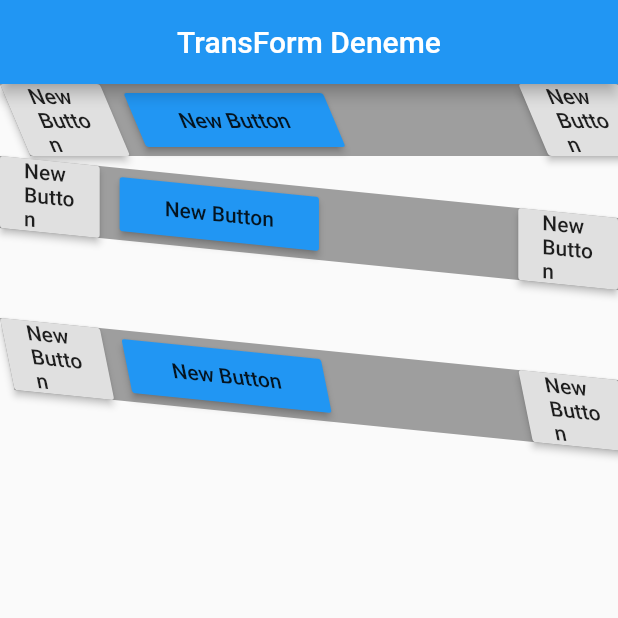
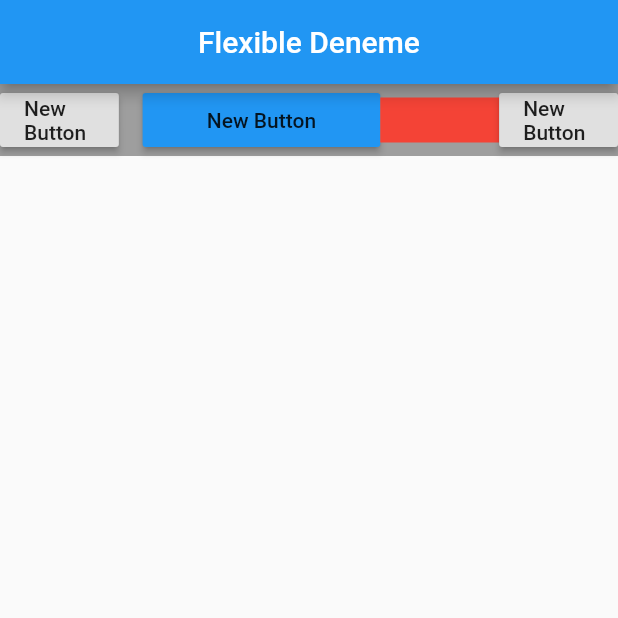
Before and after one commit to TunahanAydinoglu/FlutterWS, a Flutter app: the screen it shows after launch, on a phone screen of 412 x 824 dp, the top half of it. Run offline on Flutter 3.47's test engine with Material 2 defaults, Android fonts, the phone set to English and light mode, and no system bars.

Commit message:
flexible

```diff
--- a/twidgets/lib/main.dart
+++ b/twidgets/lib/main.dart
@@ -1,4 +1,5 @@
 import 'package:flutter/material.dart';
+import 'package:twidgets/twidgets/tflexible.dart';
 // import 'package:twidgets/twidgets/tflexible.dart';
 import 'package:twidgets/twidgets/ttransform.dart';
 
@@ -13,7 +14,7 @@ class MyApp extends StatelessWidget {
         primarySwatch: Colors.blue,
         visualDensity: VisualDensity.adaptivePlatformDensity,
       ),
-      home: TTransform(),
+      home: TFlexible(),
     );
   }
 }
--- a/twidgets/lib/twidgets/tflexible.dart
+++ b/twidgets/lib/twidgets/tflexible.dart
@@ -29,7 +29,15 @@ class TFlexible extends StatelessWidget {
                 onPressed: () {},
               ),
             ),
-            Flexible(fit: FlexFit.tight, flex: 10, child: SizedBox()),
+            Flexible(
+                fit: FlexFit.tight,
+                flex: 5,
+                child: SizedBox(
+                  child: Container(
+                    height: 30,
+                    color: Colors.red,
+                  ),
+                )),
             Flexible(
               fit: FlexFit.tight,
               flex: 5,
```
